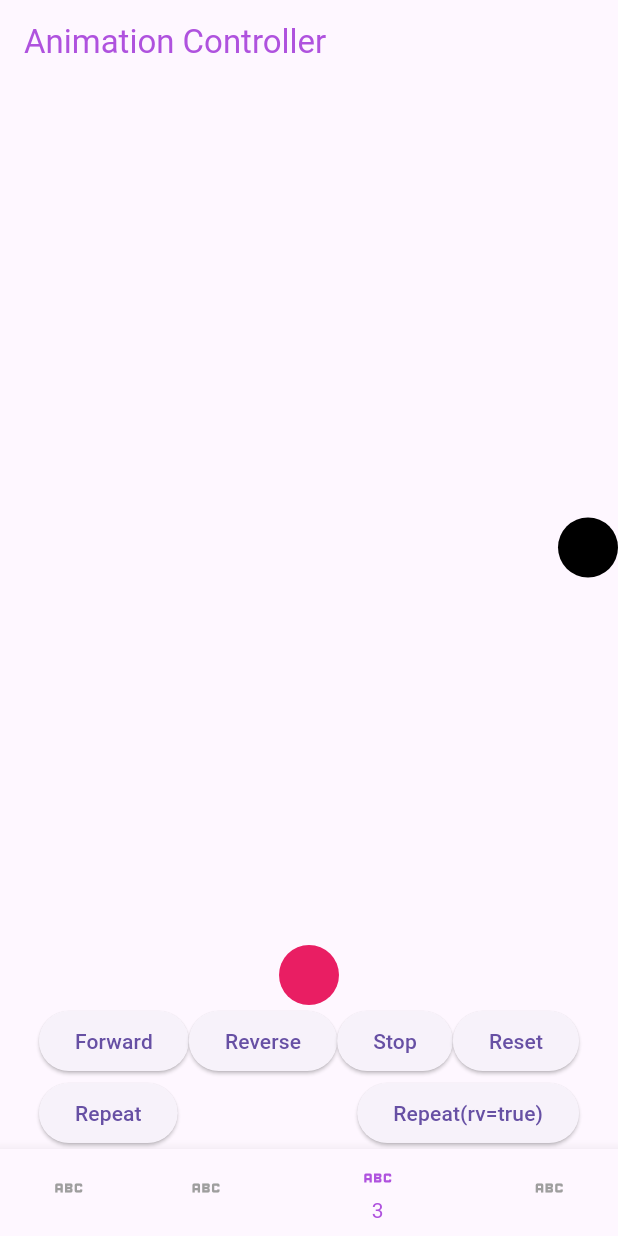
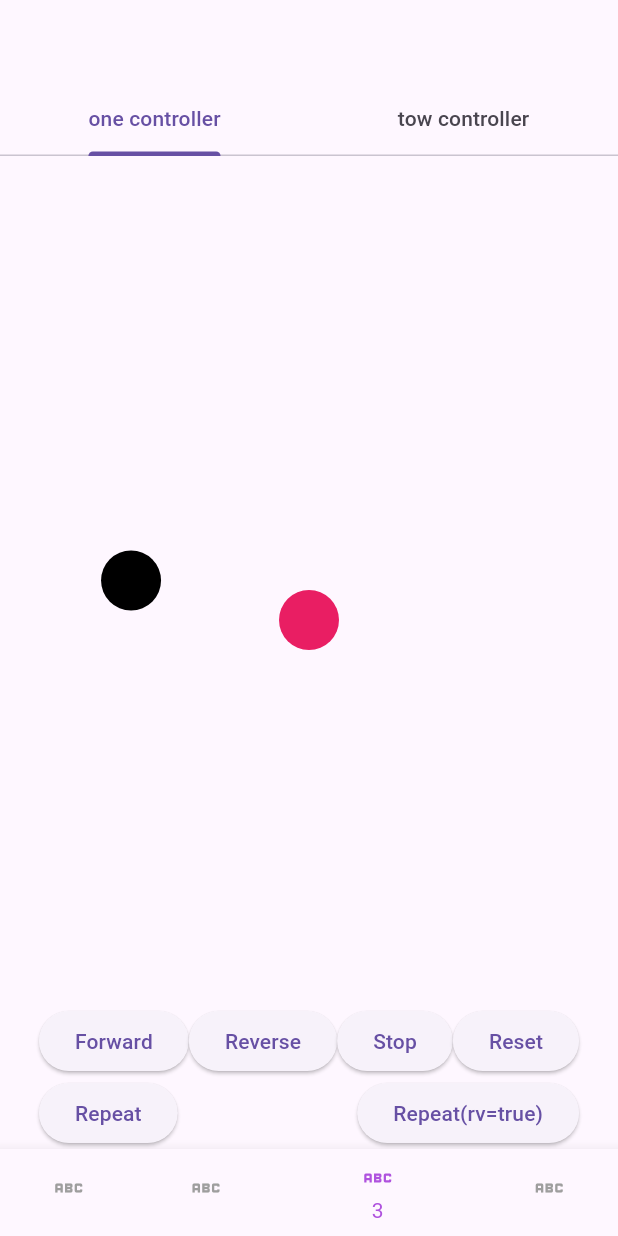
Before and after one commit to FatimaNammour/flutter_animation, a Flutter app: the screen it shows after launch, item 3 of the bottom bar chosen, after a tap on "Forward", on a phone screen of 412 x 824 dp. Run offline on Flutter 3.47's test engine with Material 3 defaults, Android fonts, the phone set to English and light mode, and no system bars; network calls fail.

Commit message:
add tow controllers example

```diff
--- a/lib/main.dart
+++ b/lib/main.dart
@@ -1,6 +1,7 @@
 import 'package:flutter/material.dart';
 import 'package:flutter_animation/core/theme/theme.dart';
 import 'package:flutter_animation/pages/animation_cont.dart';
+import 'package:flutter_animation/pages/animation_cont2.dart';
 import 'package:flutter_animation/pages/home_screen.dart';
 import 'package:flutter_animation/pages/tween_paage.dart';
 
@@ -77,7 +78,7 @@ class _MyHomePageState extends State<MyHomePage> {
       case 2:
         return AnimCont();
       case 3:
-        return const Text("2");
+        return const AnimCont2();
       default:
         return const HomeScreen();
     }
--- a/lib/pages/animation_cont.dart
+++ b/lib/pages/animation_cont.dart
@@ -1,95 +1,37 @@
 import 'package:flutter/material.dart';
-import 'package:flutter_animation/core/widgets/shared_app_bar.dart';
+import 'package:flutter_animation/pages/animation_cont1.dart';
+import 'package:flutter_animation/pages/animation_cont2.dart';
 
 class AnimCont extends StatefulWidget {
+  const AnimCont({super.key});
+
   @override
   State<StatefulWidget> createState() {
     return AnimContState();
   }
 }
 
-class AnimContState extends State<AnimCont>
-    with SingleTickerProviderStateMixin {
-  late AnimationController animCont;
-  late Animation<AlignmentGeometry> pGeoAlign;
-  late Animation<AlignmentGeometry> bGeoAlign;
-
-  @override
-  void initState() {
-    animCont = AnimationController(
-        vsync: this,
-        duration: const Duration(seconds: 1),
-        reverseDuration: const Duration(seconds: 4));
-    pGeoAlign = Tween<AlignmentGeometry>(
-      begin: Alignment.topCenter,
-      end: Alignment.bottomCenter,
-    ).animate(animCont);
-    bGeoAlign = Tween<AlignmentGeometry>(
-      begin: Alignment.centerLeft,
-      end: Alignment.centerRight,
-    ).animate(animCont);
-    super.initState();
-  }
-
+class AnimContState extends State<AnimCont> {
   @override
   Widget build(BuildContext context) {
-    return Scaffold(
-      appBar: const SharedAppBar(title: "Animation Controller"),
-      body: Column(children: [
-        Expanded(
-          child: Stack(
-            children: [
-              AlignTransition(
-                alignment: pGeoAlign,
-                child: CircleAvatar(
-                  backgroundColor: Colors.pink,
-                ),
-              ),
-              AlignTransition(
-                alignment: bGeoAlign,
-                child: CircleAvatar(
-                  backgroundColor: Colors.black,
-                ),
-              ),
+    return DefaultTabController(
+      length: 2,
+      child: Scaffold(
+        appBar: AppBar(
+          bottom: const TabBar(
+            tabs: [
+              Tab(child: Text("one controller")),
+              Tab(child: Text("tow controller")),
             ],
           ),
         ),
-        Wrap(
-          alignment: WrapAlignment.spaceBetween,
+        body: const TabBarView(
           children: [
-            ElevatedButton(
-                onPressed: () {
-                  animCont.forward();
-                },
-                child: const Text("Forward")),
-            ElevatedButton(
-                onPressed: () {
-                  animCont.reverse();
-                },
-                child: const Text("Reverse")),
-            ElevatedButton(
-                onPressed: () {
-                  animCont.stop();
-                },
-                child: const Text("Stop")),
-            ElevatedButton(
-                onPressed: () {
-                  animCont.reset();
-                },
-                child: const Text("Reset")),
-            ElevatedButton(
-                onPressed: () {
-                  animCont.repeat();
-                },
-                child: const Text("Repeat")),
-            ElevatedButton(
-                onPressed: () {
-                  animCont.repeat(reverse: true);
-                },
-                child: const Text("Repeat(rv=true)")),
+            AnimCont1(),
+            AnimCont2(),
           ],
-        )
-      ]),
+        ),
+      ),
     );
   }
 }
--- /dev/null
+++ b/lib/pages/animation_cont1.dart
@@ -0,0 +1,96 @@
+import 'package:flutter/material.dart';
+
+class AnimCont1 extends StatefulWidget {
+  const AnimCont1({super.key});
+
+  @override
+  State<StatefulWidget> createState() {
+    return AnimCont1State();
+  }
+}
+
+class AnimCont1State extends State<AnimCont1>
+    with SingleTickerProviderStateMixin {
+  late AnimationController animCont;
+  late Animation<AlignmentGeometry> pGeoAlign;
+  late Animation<AlignmentGeometry> bGeoAlign;
+
+  @override
+  void initState() {
+    animCont = AnimationController(
+        vsync: this,
+        duration: const Duration(seconds: 2),
+        reverseDuration: const Duration(seconds: 2));
+    pGeoAlign = Tween<AlignmentGeometry>(
+      begin: Alignment.topCenter,
+      end: Alignment.bottomCenter,
+    ).animate(animCont);
+    bGeoAlign = Tween<AlignmentGeometry>(
+      begin: Alignment.centerLeft,
+      end: Alignment.centerRight,
+    ).animate(CurvedAnimation(
+        parent: animCont,
+        curve: Curves.bounceIn,
+        reverseCurve: Curves.bounceInOut));
+    super.initState();
+  }
+
+  @override
+  Widget build(BuildContext context) {
+    return Column(children: [
+      Expanded(
+        child: Stack(
+          children: [
+            AlignTransition(
+              alignment: pGeoAlign,
+              child: const CircleAvatar(
+                backgroundColor: Colors.pink,
+              ),
+            ),
+            AlignTransition(
+              alignment: bGeoAlign,
+              child: const CircleAvatar(
+                backgroundColor: Colors.black,
+              ),
+            ),
+          ],
+        ),
+      ),
+      Wrap(
+        alignment: WrapAlignment.spaceBetween,
+        children: [
+          ElevatedButton(
+              onPressed: () {
+                animCont.forward();
+              },
+              child: const Text("Forward")),
+          ElevatedButton(
+              onPressed: () {
+                animCont.reverse();
+              },
+              child: const Text("Reverse")),
+          ElevatedButton(
+              onPressed: () {
+                animCont.stop();
+              },
+              child: const Text("Stop")),
+          ElevatedButton(
+              onPressed: () {
+                animCont.reset();
+              },
+              child: const Text("Reset")),
+          ElevatedButton(
+              onPressed: () {
+                animCont.repeat();
+              },
+              child: const Text("Repeat")),
+          ElevatedButton(
+              onPressed: () {
+                animCont.repeat(reverse: true);
+              },
+              child: const Text("Repeat(rv=true)")),
+        ],
+      )
+    ]);
+  }
+}
```
Also changed, not shown: lib/pages/animation_cont2.dart (added, +115 -0 lines).
